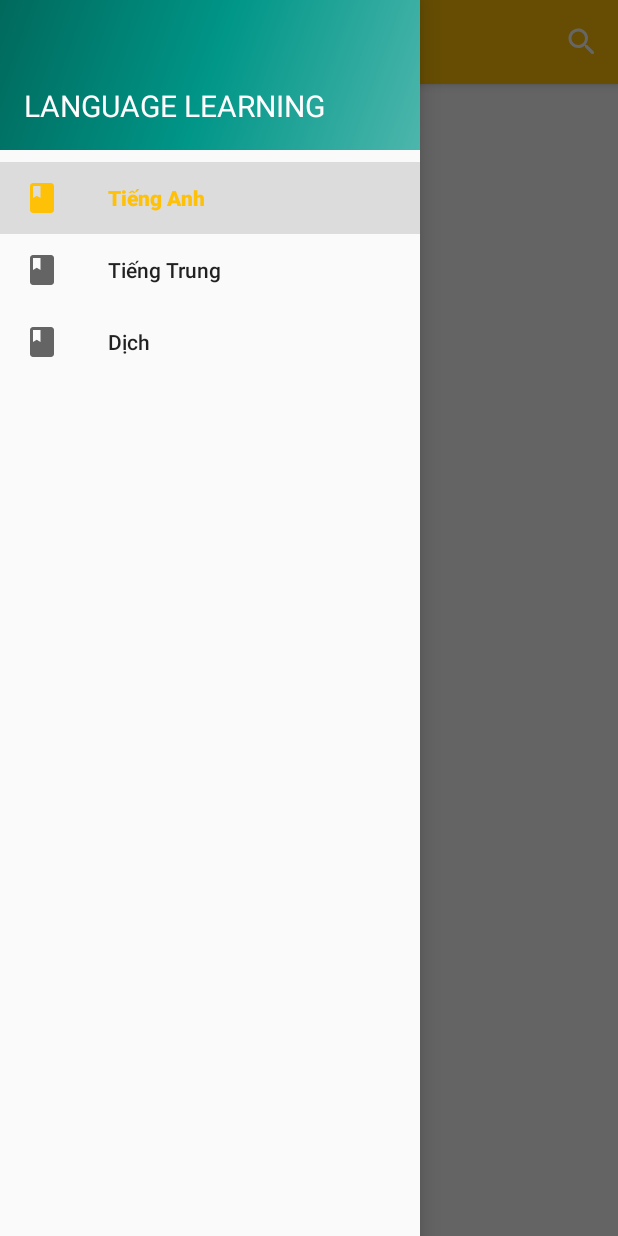
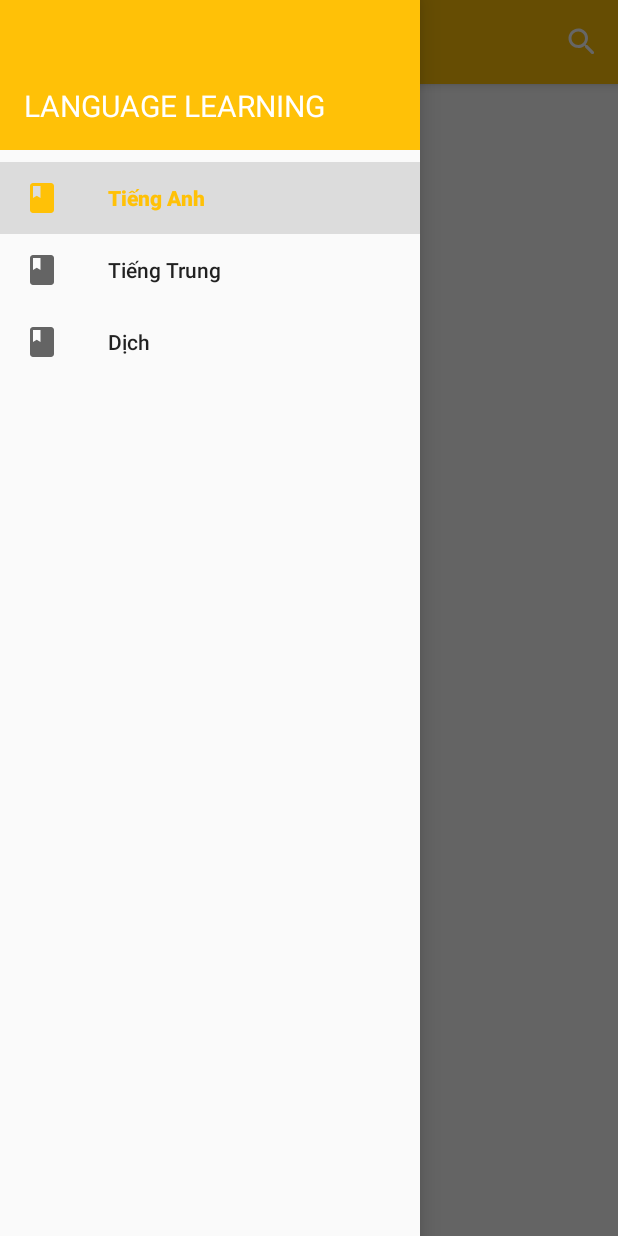
Before and after one commit to lvminh97/EnglishLearning, an Android app: the screen it shows after launch (MainActivity), with the side drawer open, on a phone screen of 412 x 824 dp. Run offline under Robolectric (Android 15) with nearby library versions, the phone set to English and light mode, and no system bars; 3 statements that could not run were skipped.

Commit message:
202201220515: Release app version 1.1
Signed-off-by: lvminh97 <lvminh97@gmail.com>

```diff
--- a/app/src/main/res/drawable/side_nav_bar.xml
+++ b/app/src/main/res/drawable/side_nav_bar.xml
@@ -1,9 +1,4 @@
 <shape xmlns:android="http://schemas.android.com/apk/res/android"
     android:shape="rectangle">
-    <gradient
-        android:angle="135"
-        android:centerColor="#009688"
-        android:endColor="#00695C"
-        android:startColor="#4DB6AC"
-        android:type="linear" />
+    <solid android:color="@color/purple_500"/>
 </shape>
```
Also changed, not shown: 2 other files.
